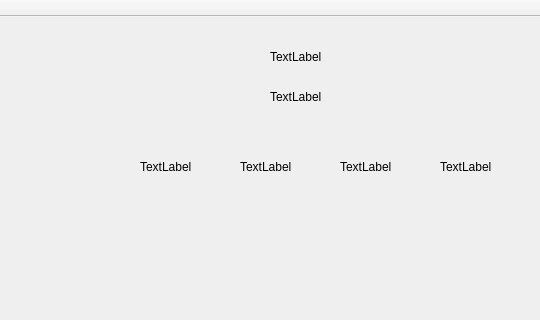
First picture: the form in mainwindow.ui, repository xinhaowang/King-new, before the edit; both pictures show x 660 to 1200 and y 0 to 320 of the 1200 by 750 pixel window.
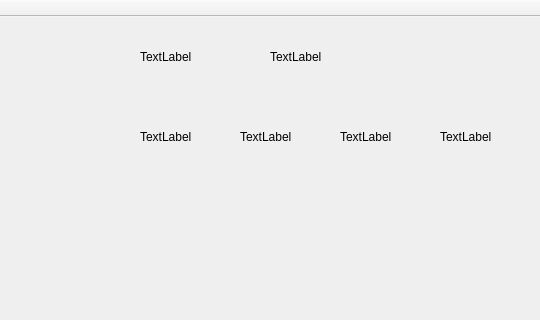
Second picture: the form after the edit.

The edit to the form file:
```diff
--- a/mainwindow.ui
+++ b/mainwindow.ui
@@ -17,7 +17,7 @@
    <widget class="QLabel" name="label">
     <property name="geometry">
      <rect>
-      <x>930</x>
+      <x>800</x>
       <y>30</y>
       <width>100</width>
       <height>20</height>
@@ -31,7 +31,7 @@
     <property name="geometry">
      <rect>
       <x>930</x>
-      <y>70</y>
+      <y>30</y>
       <width>100</width>
       <height>20</height>
      </rect>
@@ -44,7 +44,7 @@
     <property name="geometry">
      <rect>
       <x>800</x>
-      <y>110</y>
+      <y>80</y>
       <width>80</width>
       <height>80</height>
      </rect>
@@ -57,7 +57,7 @@
     <property name="geometry">
      <rect>
       <x>1100</x>
-      <y>110</y>
+      <y>80</y>
       <width>80</width>
       <height>80</height>
      </rect>
@@ -70,7 +70,7 @@
     <property name="geometry">
      <rect>
       <x>1000</x>
-      <y>110</y>
+      <y>80</y>
       <width>80</width>
       <height>80</height>
      </rect>
@@ -83,7 +83,7 @@
     <property name="geometry">
      <rect>
       <x>900</x>
-      <y>110</y>
+      <y>80</y>
       <width>80</width>
       <height>80</height>
      </rect>
```
